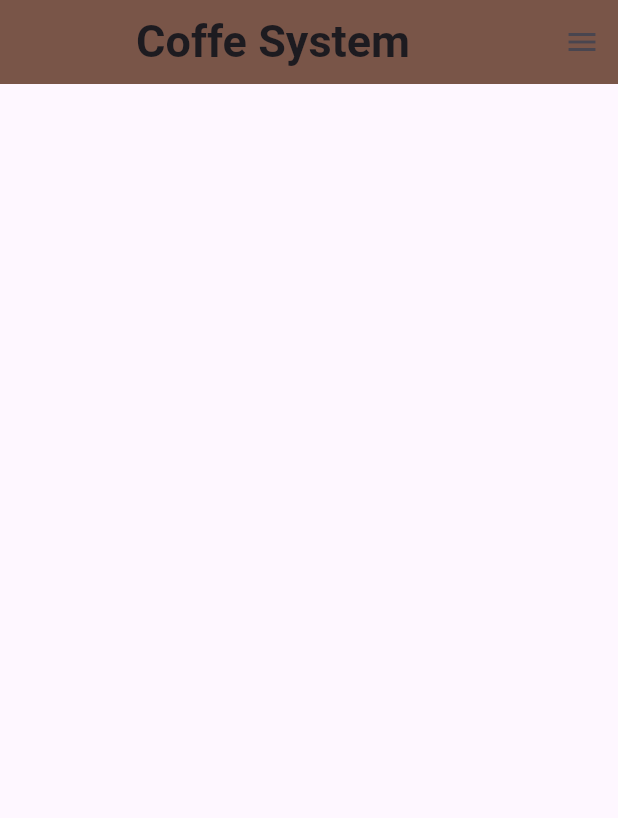
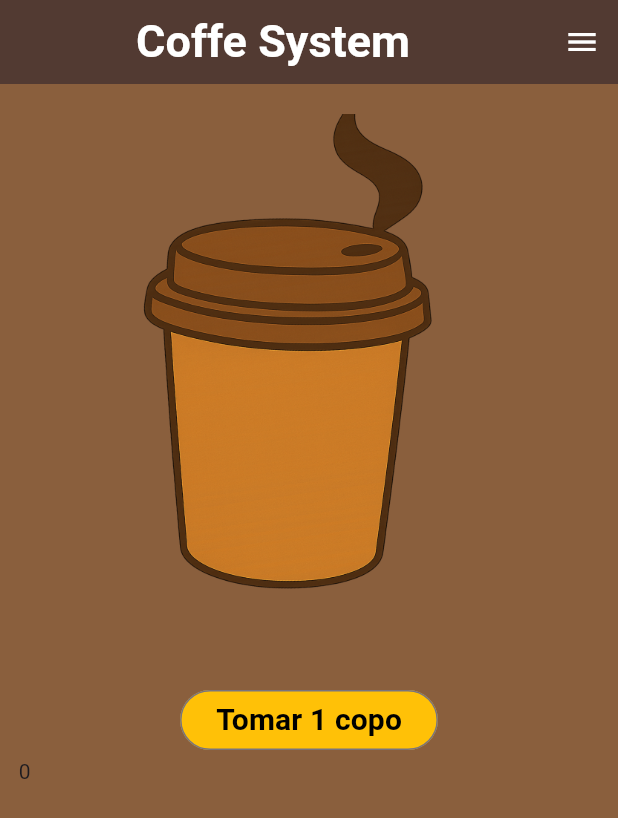
Before and after one commit to AllanZpt/coffe-system, a Flutter app: the screen it shows after launch, on a phone screen of 412 x 824 dp. Shown: the top 818 px of the screen. Run offline on Flutter 3.47's test engine with Material 3 defaults, Android fonts, the phone set to English and light mode, and no system bars.

Commit message:
feat(added cup image)

```diff
--- a/coffe_system/lib/src/pages/home.dart
+++ b/coffe_system/lib/src/pages/home.dart
@@ -1,3 +1,5 @@
+import 'dart:math';
+
 import 'package:coffe_system/src/widgets/base_scaffold.dart';
 import 'package:flutter/material.dart';
 
@@ -9,8 +11,51 @@ class HomePage extends StatefulWidget {
 }
 
 class _HomePageState extends State<HomePage> {
+  int drinkedCups = 0;
+
+  final List<Offset> copoPositions = [];
+  final Random random = Random();
+
   @override
   Widget build(BuildContext context) {
-    return BaseScaffold();
+    double screenWidth = MediaQuery.of(context).size.width;
+
+    return BaseScaffold(
+      body: Container(
+        width: double.infinity,
+        color: Color.fromRGBO(138, 95, 61, 1),
+        child: Column(
+          children: [
+            Padding(padding: const EdgeInsets.only(top: 20)),
+            Image.asset('assets/images/coffe_cup.PNG', width: 380, height: 380),
+            OutlinedButton(
+              onPressed: () {
+                _addCoffe();
+              },
+              child: Text(
+                'Tomar 1 copo',
+                style: TextStyle(fontWeight: FontWeight.bold, fontSize: 20),
+              ),
+              style: OutlinedButton.styleFrom(
+                foregroundColor: Colors.black, // cor do texto
+                backgroundColor: Colors.amber, // cor de fundo
+              ),
+            ),
+            Expanded(
+              child: Container(
+                width: screenWidth * 0.94,
+                child: Text(drinkedCups.toString()),
+              ),
+            ),
+          ],
+        ),
+      ),
+    );
+  }
+
+  void _addCoffe() {
+    setState(() {
+      drinkedCups++;
+    });
   }
 }
--- a/coffe_system/lib/src/widgets/base_scaffold.dart
+++ b/coffe_system/lib/src/widgets/base_scaffold.dart
@@ -1,6 +1,9 @@
 import 'package:flutter/material.dart';
 
 class BaseScaffold extends StatelessWidget {
+  final Widget body;
+
+  const BaseScaffold({required this.body});
   @override
   Widget build(BuildContext context) {
     return Scaffold(
@@ -8,12 +11,19 @@ class BaseScaffold extends StatelessWidget {
         title: Center(
           child: const Text(
             "Coffe System",
-            style: TextStyle(fontSize: 30, fontWeight: FontWeight.bold),
+            style: TextStyle(
+              fontSize: 30,
+              fontWeight: FontWeight.bold,
+              color: Color.fromARGB(255, 255, 255, 255),
+            ),
           ),
         ),
-        backgroundColor: Colors.brown,
+        iconTheme: const IconThemeData(color: Colors.white),
+        backgroundColor: const Color.fromARGB(255, 82, 58, 50),
       ),
       endDrawer: Drawer(),
+
+      body: body,
     );
   }
 }
--- a/coffe_system/pubspec.yaml
+++ b/coffe_system/pubspec.yaml
@@ -1,6 +1,6 @@
 name: coffe_system
 description: "A new Flutter project."
-publish_to: 'none'
+publish_to: "none"
 version: 0.1.0
 
 environment:
@@ -17,3 +17,5 @@ dev_dependencies:
 
 flutter:
   uses-material-design: true
+  assets:
+    - ./assets/images/coffe_cup.PNG
```
Also changed, not shown: coffe_system/assets/images/coffe_cup.PNG (added), 1 other file.
